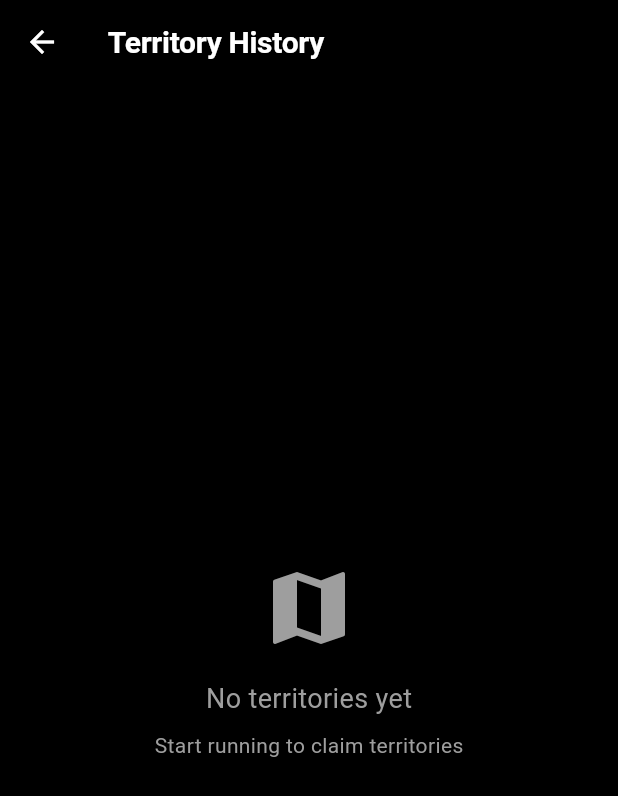
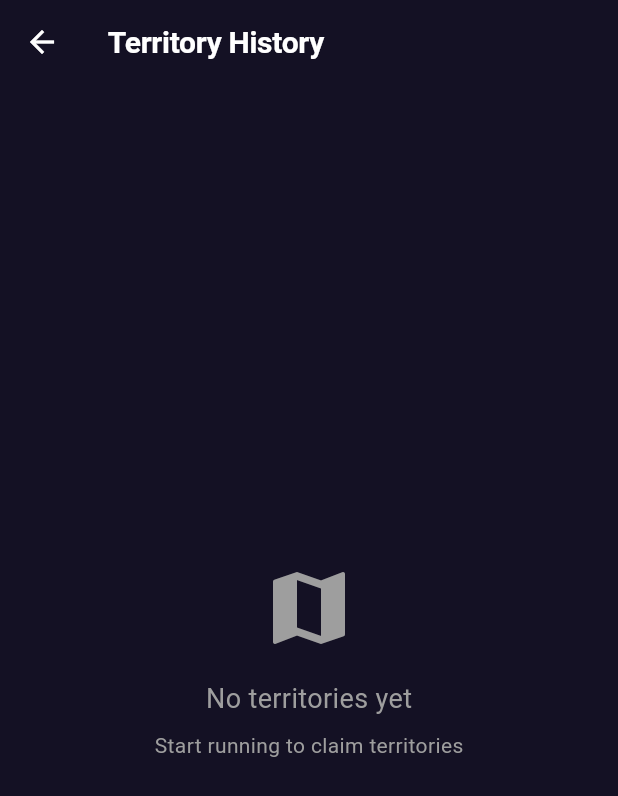
Before and after one commit to DevAnuragT/Trackt, a Flutter app: the TerritoryHistoryPage screen opened by its route, on a phone screen of 412 x 824 dp. Shown: the top 796 px of the screen. Run offline on Flutter 3.47's test engine with Material 3 defaults, Android fonts, the phone set to English and light mode, and no system bars; our stand-ins replace device_info_plus, flutter_colorpicker, flutter_dotenv, geolocator, get, google_sign_in and 2 more; missing offline and left inert: mapbox_maps_flutter, web3dart; accounts and stored records are empty; network calls fail; statements that could not run were skipped.

Commit message:
ui: Monad background on club, notifications, run-history, profile screens

```diff
--- a/lib/views/club/create_club_view.dart
+++ b/lib/views/club/create_club_view.dart
@@ -73,10 +73,10 @@ class _CreateClubViewState extends State<CreateClubView> {
   @override
   Widget build(BuildContext context) {
     return Scaffold(
-      backgroundColor: Colors.black87,
+      backgroundColor: const Color(0xFF141124),
       appBar: AppBar(
         title: const Text('Create Club'),
-        backgroundColor: Colors.black87,
+        backgroundColor: const Color(0xFF141124),
         foregroundColor: Colors.white,
         elevation: 0,
       ),
--- a/lib/views/club/join_club_view.dart
+++ b/lib/views/club/join_club_view.dart
@@ -82,10 +82,10 @@ class _JoinClubViewState extends State<JoinClubView> {
   @override
   Widget build(BuildContext context) {
     return Scaffold(
-      backgroundColor: Colors.black87,
+      backgroundColor: const Color(0xFF141124),
       appBar: AppBar(
         title: const Text('Join Club'),
-        backgroundColor: Colors.black87,
+        backgroundColor: const Color(0xFF141124),
         foregroundColor: Colors.white,
         elevation: 0,
       ),
--- a/lib/views/profile/notifications_page.dart
+++ b/lib/views/profile/notifications_page.dart
@@ -10,10 +10,10 @@ class NotificationsPage extends StatelessWidget {
     final NotificationService service = Get.find<NotificationService>();
 
     return Scaffold(
-      backgroundColor: Colors.black,
+      backgroundColor: const Color(0xFF141124),
       appBar: AppBar(
         title: const Text('Notifications'),
-        backgroundColor: Colors.black,
+        backgroundColor: const Color(0xFF141124),
         foregroundColor: Colors.white,
         actions: [
           IconButton(
--- a/lib/views/profile/run_history_page.dart
+++ b/lib/views/profile/run_history_page.dart
@@ -13,11 +13,11 @@ class TerritoryHistoryPage extends StatelessWidget {
     return Scaffold(
       appBar: AppBar(
         title: const Text('Territory History'),
-        backgroundColor: Colors.black,
+        backgroundColor: const Color(0xFF141124),
         foregroundColor: Colors.white,
         // Removed delete button - territories are stored in cloud and cannot be deleted locally
       ),
-      backgroundColor: Colors.black,
+      backgroundColor: const Color(0xFF141124),
       body: Obx(() {
         final allTerritories = territoryHistoryService.getAllTerritories();
 
--- a/lib/views/profile_view.dart
+++ b/lib/views/profile_view.dart
@@ -186,7 +186,7 @@ class _ProfileViewState extends State<ProfileView> {
       context: context,
       builder: (context) => StatefulBuilder(
         builder: (context, setDialogState) => AlertDialog(
-          backgroundColor: Colors.grey[900],
+          backgroundColor: const Color(0xFF141124),
           title: const Text(
             'Pick a custom color',
             style: TextStyle(color: Colors.white),
@@ -245,7 +245,7 @@ class _ProfileViewState extends State<ProfileView> {
     final confirmed = await showDialog<bool>(
       context: context,
       builder: (context) => AlertDialog(
-        backgroundColor: Colors.grey[900],
+        backgroundColor: const Color(0xFF141124),
         title: const Text(
           'Change Territory Color',
           style: TextStyle(color: Colors.white, fontSize: 18),
```
Also changed, not shown: lib/views/club/club_page_view.dart (+5 -5 lines).
